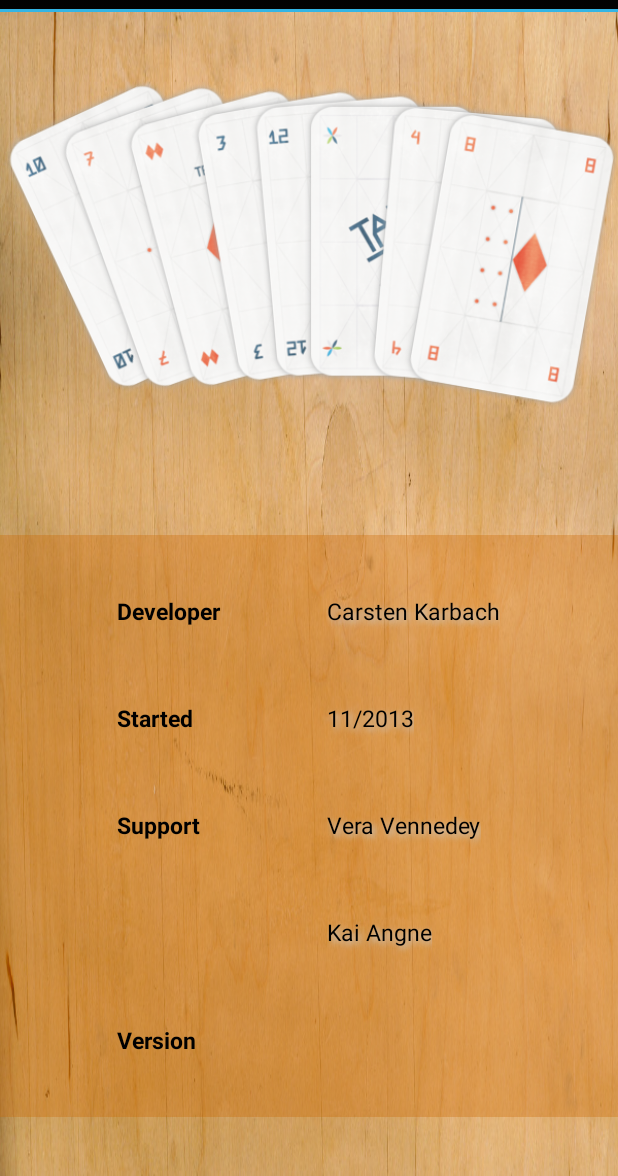
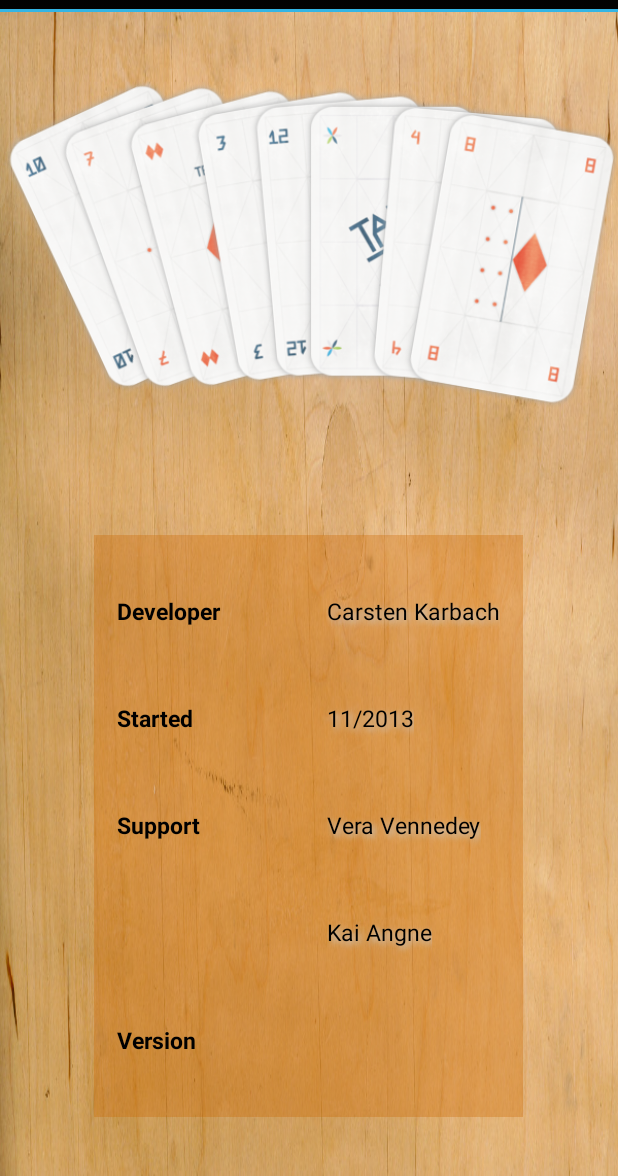
Before and after one commit to CarstenKarbach/MoTAC, an Android app: the fragment AboutFragment shown on its own in the app's theme, on a phone screen of 412 x 824 dp, the part 60-1236 px from its top. Run offline under Robolectric (Android 15) with nearby library versions, the phone set to English and light mode, and no system bars; network calls fail.

Commit message:
Tackle simple android lint warnings

```diff
--- a/app/src/main/AndroidManifest.xml
+++ b/app/src/main/AndroidManifest.xml
@@ -29,7 +29,8 @@
         android:allowBackup="false"
         android:icon="@drawable/icon"
         android:label="@string/app_name"
-        android:theme="@style/AppTheme" >
+        android:theme="@style/AppTheme"
+        android:supportsRtl="true">
 
         <activity
             android:name="de.karbach.tac.TAC"
--- a/app/src/main/java/de/karbach/tac/ui/Board.java
+++ b/app/src/main/java/de/karbach/tac/ui/Board.java
@@ -497,7 +497,7 @@ public class Board extends View implements DataChangeListener{
 		imgView.setImageBitmap(paintBMP);
 		//Create and show the toast in the screen's center
 		Toast imgToast = new Toast(getContext());
-		imgToast.setGravity(Gravity.RIGHT|Gravity.BOTTOM, 0, 0);
+		imgToast.setGravity(Gravity.END|Gravity.BOTTOM, 0, 0);
 		imgToast.setDuration(Toast.LENGTH_SHORT);
 		imgToast.setView(imgView);
 
--- a/app/src/main/java/de/karbach/tac/ui/fragments/ExportedImagesFragment.java
+++ b/app/src/main/java/de/karbach/tac/ui/fragments/ExportedImagesFragment.java
@@ -99,8 +99,9 @@ public class ExportedImagesFragment extends ListFragment{
             TextView gameIDText = (TextView) convertView.findViewById(R.id.text_id);
 
             dateText.setText(ExportMovesTask.getDateFromFilename(filepath, true));
-            partText.setText(ExportMovesTask.getPartIDFromFilename(filepath)+"/"+
-                    ExportMovesTask.getPartcountForFilename(filepath, getActivity()));
+            partText.setText( String.format( getString(R.string.exportparttemplate),
+                    ExportMovesTask.getPartIDFromFilename(filepath),
+                    ExportMovesTask.getPartcountForFilename(filepath, getActivity()) ) );
             gameIDText.setText(ExportMovesTask.getGameIDFromFilename(filepath));
 
             return convertView;
--- a/app/src/main/res/layout/image_item.xml
+++ b/app/src/main/res/layout/image_item.xml
@@ -24,7 +24,7 @@
         <TextView
             android:layout_width="match_parent"
             android:layout_height="wrap_content"
-            android:gravity="left"
+            android:gravity="start"
             android:text="@string/label_date"
             android:textSize="12sp"
             android:paddingTop="4dp"
@@ -52,7 +52,7 @@
         <TextView
             android:layout_width="match_parent"
             android:layout_height="wrap_content"
-            android:gravity="left"
+            android:gravity="start"
             android:text="@string/label_game"
             android:textSize="12sp"
             android:paddingTop="4dp"
@@ -81,7 +81,7 @@
         <TextView
             android:layout_width="match_parent"
             android:layout_height="wrap_content"
-            android:gravity="left"
+            android:gravity="start"
             android:text="@string/label_part"
             android:textSize="12sp"
             android:paddingTop="4dp"
--- a/app/src/main/res/layout/info.xml
+++ b/app/src/main/res/layout/info.xml
@@ -20,11 +20,14 @@
     -->
 <LinearLayout xmlns:android="http://schemas.android.com/apk/res/android"
     xmlns:karbach="http://schemas.android.com/apk/res-auto"
+              xmlns:tools="http://schemas.android.com/tools"
               android:layout_width="fill_parent"
               android:layout_height="fill_parent"
               android:background="@drawable/wood"
               android:orientation="vertical"
-    android:weightSum="100" >
+              android:weightSum="100"
+              android:gravity="center_horizontal"
+              tools:ignore="Overdraw">
 
     <ImageView
         android:id="@+id/teaser"
@@ -37,20 +40,15 @@
         android:src="@drawable/infoteaser" />
 
         <LinearLayout
-        android:layout_width="match_parent"
+            android:layout_width="wrap_content"
+            android:orientation="vertical"
+            android:weightSum="100"
             android:layout_height="0dip"
             android:layout_weight="50"
             android:background="@color/trans"
             android:gravity="center_horizontal"
-        android:orientation="horizontal"
             android:padding="15dp"
-        android:weightSum="100" >
-
-        <LinearLayout
-            android:layout_width="wrap_content"
-            android:layout_height="match_parent"
-            android:orientation="vertical"
-            android:weightSum="100" >
+            >
 
             <LinearLayout
                 android:layout_width="match_parent"
@@ -62,8 +60,11 @@
                 <TextView
                     android:layout_width="140dp"
                     android:layout_height="match_parent"
-                    android:gravity="center_vertical|left"
+                    android:gravity="center_vertical|start"
+                    android:paddingEnd="10dp"
                     android:paddingRight="10dp"
+                    android:paddingStart="0dp"
+                    android:paddingLeft="0dp"
                     android:text="@string/info_developer"
                     android:textColor="@color/black"
                     android:textSize="7pt"
@@ -72,7 +73,7 @@
                 <TextView
                     android:layout_width="wrap_content"
                     android:layout_height="match_parent"
-                    android:gravity="center_vertical|left"
+                    android:gravity="center_vertical|start"
                     android:shadowColor="#ffcccccc"
                     android:shadowDx="3"
                     android:shadowDy="3"
@@ -92,8 +93,11 @@
                 <TextView
                     android:layout_width="140dp"
                     android:layout_height="match_parent"
-                    android:gravity="center_vertical|left"
+                    android:gravity="center_vertical|start"
+                    android:paddingEnd="10dp"
                     android:paddingRight="10dp"
+                    android:paddingStart="0dp"
+                    android:paddingLeft="0dp"
                     android:text="@string/info_started"
                     android:textColor="@color/black"
                     android:textSize="7pt"
@@ -102,7 +106,7 @@
                 <TextView
                     android:layout_width="wrap_content"
                     android:layout_height="match_parent"
-                    android:gravity="center_vertical|left"
+                    android:gravity="center_vertical|start"
                     android:shadowColor="#ffcccccc"
                     android:shadowDx="3"
                     android:shadowDy="3"
@@ -122,8 +126,11 @@
                 <TextView
                     android:layout_width="140dp"
                     android:layout_height="match_parent"
-                    android:gravity="center_vertical|left"
+                    android:gravity="center_vertical|start"
+                    android:paddingEnd="10dp"
                     android:paddingRight="10dp"
+                    android:paddingStart="0dp"
+                    android:paddingLeft="0dp"
                     android:text="@string/info_support"
                     android:textColor="@color/black"
                     android:textSize="7pt"
@@ -132,7 +139,7 @@
                 <TextView
                     android:layout_width="wrap_content"
                     android:layout_height="match_parent"
-                    android:gravity="center_vertical|left"
+                    android:gravity="center_vertical|start"
                     android:shadowColor="#ffcccccc"
                     android:shadowDx="3"
                     android:shadowDy="3"
@@ -152,8 +159,11 @@
                 <TextView
                     android:layout_width="140dp"
                     android:layout_height="match_parent"
-                    android:gravity="center_vertical|left"
+                    android:gravity="center_vertical|start"
                     android:paddingRight="10dp"
+                    android:paddingEnd="10dp"
+                    android:paddingStart="0dp"
+                    android:paddingLeft="0dp"
                     android:text=""
                     android:textSize="7pt"
                     android:textStyle="bold" />
@@ -161,7 +171,7 @@
                 <TextView
                     android:layout_width="wrap_content"
                     android:layout_height="match_parent"
-                    android:gravity="center_vertical|left"
+                    android:gravity="center_vertical|start"
                     android:shadowColor="#ffcccccc"
                     android:shadowDx="3"
                     android:shadowDy="3"
@@ -181,8 +191,11 @@
                 <TextView
                     android:layout_width="140dp"
                     android:layout_height="match_parent"
-                    android:gravity="center_vertical|left"
+                    android:gravity="center_vertical|start"
                     android:paddingRight="10dp"
+                    android:paddingEnd="10dp"
+                    android:paddingStart="0dp"
+                    android:paddingLeft="0dp"
                     android:text="@string/info_version"
                     android:textColor="@color/black"
                     android:textSize="7pt"
@@ -192,7 +205,7 @@
                     android:id="@+id/info_version_value"
                     android:layout_width="wrap_content"
                     android:layout_height="match_parent"
-                    android:gravity="center_vertical|left"
+                    android:gravity="center_vertical|start"
                     android:shadowColor="#ffcccccc"
                     android:shadowDx="3"
                     android:shadowDy="3"
@@ -202,6 +215,5 @@
                     android:textSize="7pt" />
             </LinearLayout>
     </LinearLayout>
-    </LinearLayout>
 
 </LinearLayout>
--- a/app/src/main/res/layout/move_item.xml
+++ b/app/src/main/res/layout/move_item.xml
@@ -33,6 +33,8 @@
         android:scaleType="fitCenter"
         android:layout_alignParentLeft="true"
         android:layout_alignParentRight="true"
+        android:layout_alignParentStart="true"
+        android:layout_alignParentEnd="true"
         android:contentDescription="@string/card"
         />
 
--- a/app/src/main/res/layout/network_board.xml
+++ b/app/src/main/res/layout/network_board.xml
@@ -18,12 +18,14 @@
     with this program; if not, write to the Free Software Foundation, Inc.,
     51 Franklin Street, Fifth Floor, Boston, MA 02110-1301 USA.
  -->
-<LinearLayout xmlns:android="http://schemas.android.com/apk/res/android"
+<LinearLayout xmlns:android="http://schemas.android.com/apk/res/android" xmlns:tools="http://schemas.android.com/tools"
     android:layout_width="fill_parent"
     android:layout_height="fill_parent"
     android:background="@drawable/wood"
     android:orientation="vertical"
-    android:weightSum="100" >
+    android:weightSum="100"
+    tools:ignore="Overdraw"
+    >
 
     <LinearLayout
         android:layout_width="match_parent"
--- a/app/src/main/res/layout/single_fragment.xml
+++ b/app/src/main/res/layout/single_fragment.xml
@@ -1,9 +1,9 @@
 <?xml version="1.0" encoding="utf-8"?>
 <FrameLayout xmlns:android="http://schemas.android.com/apk/res/android"
+             xmlns:tools="http://schemas.android.com/tools"
              android:layout_width="match_parent"
              android:layout_height="match_parent"
              android:id="@+id/fragment_container"
-             android:background="@color/black"
-    >
+             tools:ignore="MergeRootFrame"><!-- Cannot be merged due to usage of fragment container -->
 
 </FrameLayout>
--- a/app/src/main/res/values-w820dp/dimens.xml
+++ b/app/src/main/res/values-w820dp/dimens.xml
@@ -2,5 +2,4 @@
     <!-- Example customization of dimensions originally defined in res/values/dimens.xml
          (such as screen margins) for screens with more than 820dp of available width. This
          would include 7" and 10" devices in landscape (~960dp and ~1280dp respectively). -->
-    <dimen name="activity_horizontal_margin">64dp</dimen>
 </resources>
--- a/app/src/main/res/values/dimens.xml
+++ b/app/src/main/res/values/dimens.xml
@@ -1,6 +1,4 @@
 <resources>
     <!-- Default screen margins, per the Android Design guidelines. -->
-    <dimen name="activity_horizontal_margin">16dp</dimen>
-    <dimen name="activity_vertical_margin">16dp</dimen>
     <dimen name="move_list_height">70dp</dimen>
 </resources>
```
Also changed, not shown: app/src/main/res/layout/cardholder.xml (+7 -6 lines), app/src/main/res/layout/choose_mode.xml (+7 -5 lines), app/src/main/res/layout/landscapeboard.xml (+14 -8 lines), app/src/main/res/layout/multiplayer_menu.xml (+7 -5 lines), app/src/main/res/layout/portraitboard.xml (+14 -9 lines), app/src/main/res/values/strings.xml (+3 -11 lines), app/src/main/res/xml/bluetooth_properties.xml (deleted, +0 -38 lines), 1 other file. Lines whose indentation alone changed are shown as unchanged.
